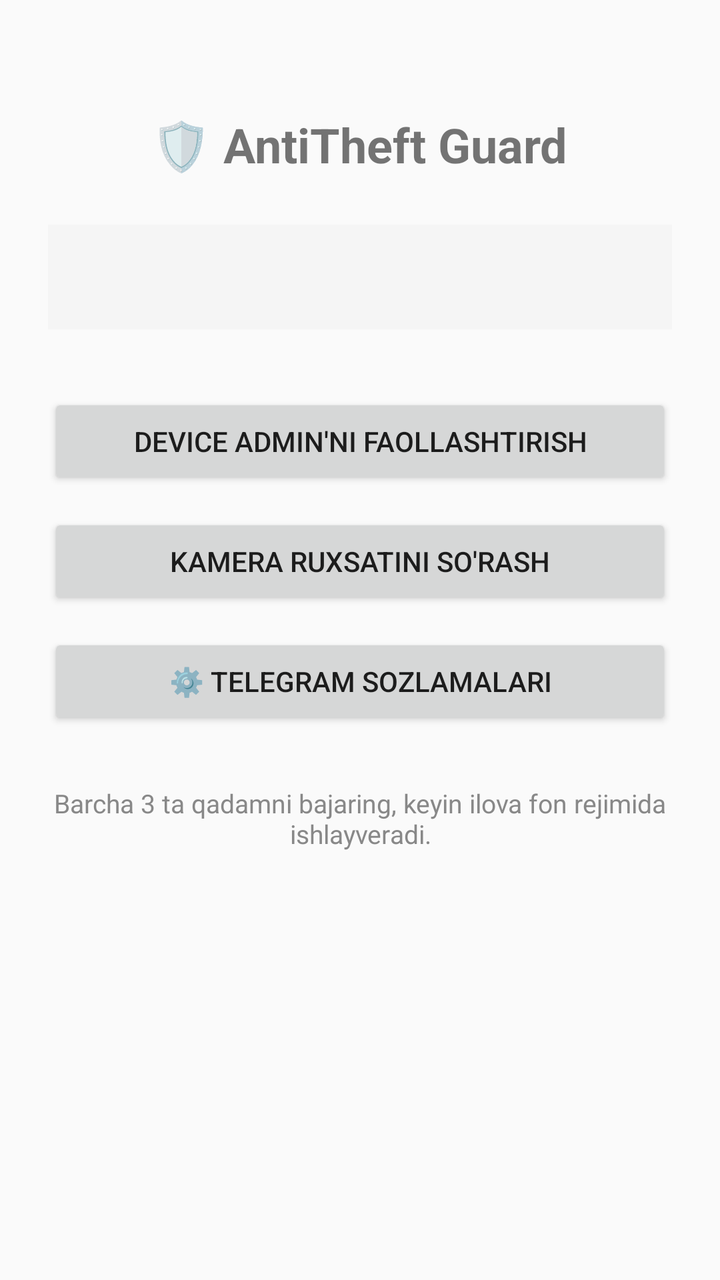
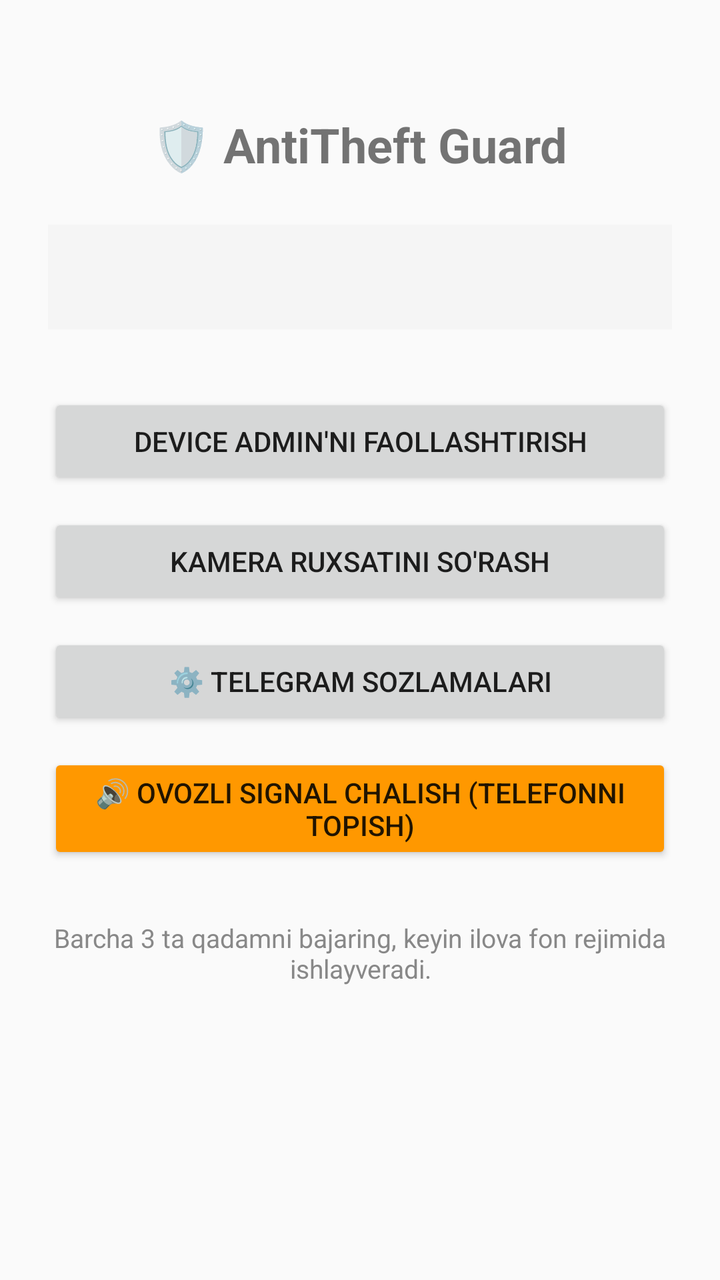

Before-and-after screenshots of an Android layout around one commit, followed by the original layout XML and the change that was made.
<!-- AndroidManifest.xml: application theme Theme.AppCompat.Light.DarkActionBar -->
<!-- res/layout/activity_main.xml -->
<?xml version="1.0" encoding="utf-8"?>
<LinearLayout xmlns:android="http://schemas.android.com/apk/res/android"
    android:layout_width="match_parent"
    android:layout_height="match_parent"
    android:orientation="vertical"
    android:padding="24dp"
    android:gravity="center_horizontal">

    <TextView
        android:layout_width="wrap_content"
        android:layout_height="wrap_content"
        android:text="🛡️ AntiTheft Guard"
        android:textSize="24sp"
        android:textStyle="bold"
        android:layout_marginTop="32dp"
        android:layout_marginBottom="24dp" />

    
    <TextView
        android:id="@+id/tv_status"
        android:layout_width="match_parent"
        android:layout_height="wrap_content"
        android:background="#F5F5F5"
        android:padding="16dp"
        android:textSize="15sp"
        android:lineSpacingMultiplier="1.5"
        android:fontFamily="monospace"
        android:layout_marginBottom="32dp" />

    
    <Button
        android:id="@+id/btn_admin"
        android:layout_width="match_parent"
        android:layout_height="wrap_content"
        android:text="Device Admin'ni faollashtirish"
        android:layout_marginBottom="12dp" />

    
    <Button
        android:id="@+id/btn_camera"
        android:layout_width="match_parent"
        android:layout_height="wrap_content"
        android:text="Kamera ruxsatini so'rash"
        android:layout_marginBottom="12dp" />

    
    <Button
        android:id="@+id/btn_settings"
        android:layout_width="match_parent"
        android:layout_height="wrap_content"
        android:text="⚙️ Telegram Sozlamalari"
        android:layout_marginBottom="12dp" />

    <TextView
        android:layout_width="match_parent"
        android:layout_height="wrap_content"
        android:text="Barcha 3 ta qadamni bajaring, keyin ilova fon rejimida ishlayveradi."
        android:textSize="13sp"
        android:textColor="#888888"
        android:layout_marginTop="16dp"
        android:gravity="center" />

</LinearLayout>
<!-- resources referenced by this layout -->
<resources>

</resources>

<!-- the commit's change to res/layout/activity_main.xml (unified diff, before → after) -->
@@ -51,6 +51,15 @@
         android:text="⚙️ Telegram Sozlamalari"
         android:layout_marginBottom="12dp" />
 
+    
+    <Button
+        android:id="@+id/btn_alarm"
+        android:layout_width="match_parent"
+        android:layout_height="wrap_content"
+        android:text="🔊 Ovozli signal chalish (telefonni topish)"
+        android:backgroundTint="#FF9800"
+        android:layout_marginBottom="12dp" />
+
     <TextView
         android:layout_width="match_parent"
         android:layout_height="wrap_content"
